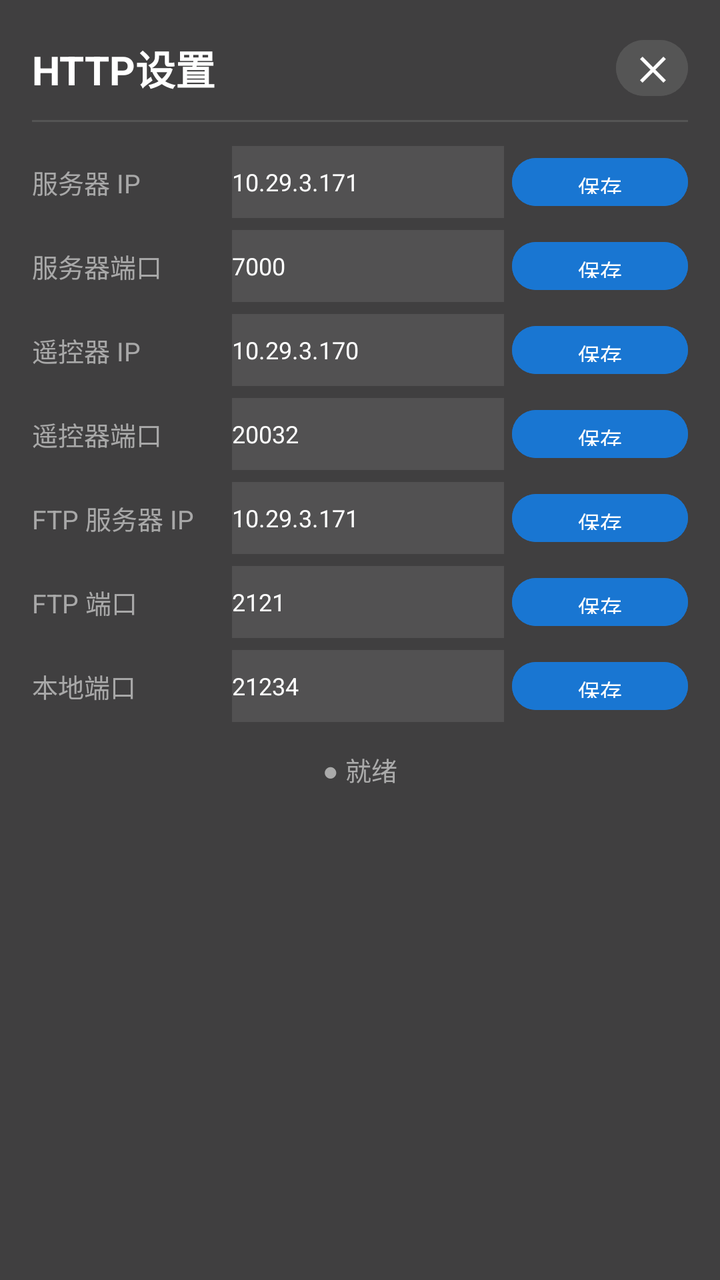
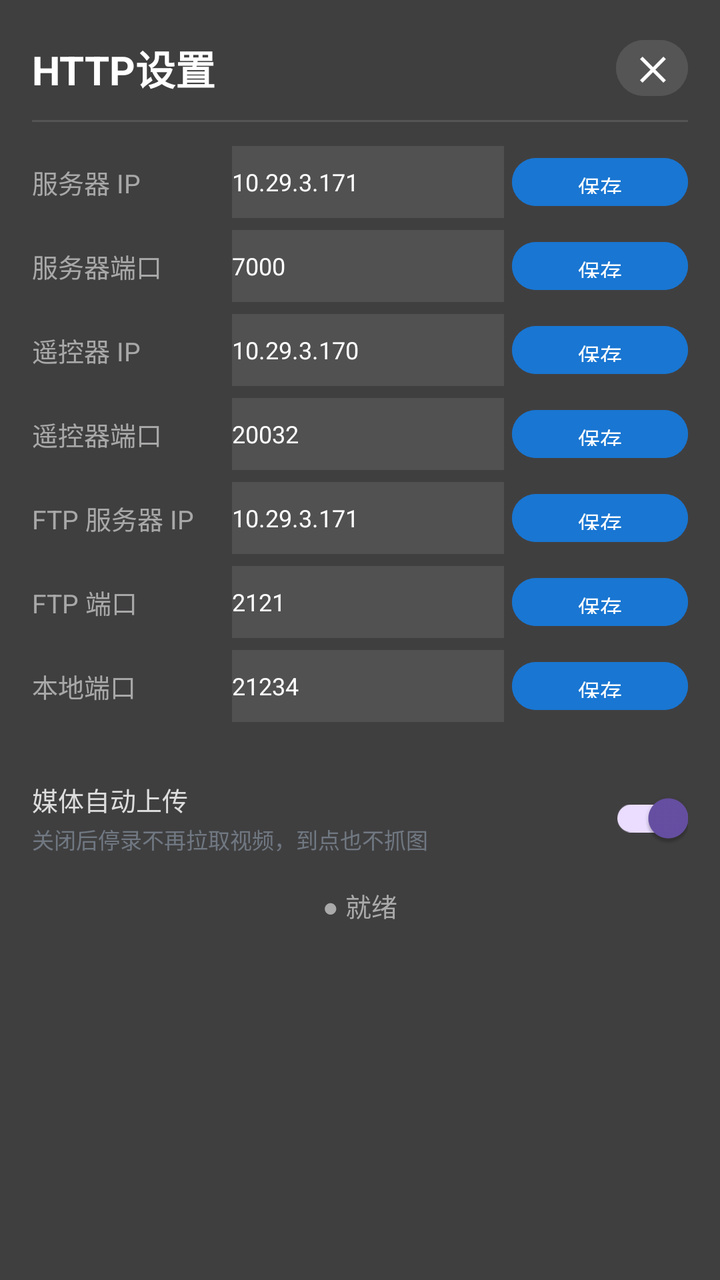

Compare the two renders of this Android layout. The source of the first and the diff that turns it into the second are given below.
<!-- AndroidManifest.xml: application theme Theme.MSDKSample -->
<!-- res/layout/dialog_settings.xml -->
<?xml version="1.0" encoding="utf-8"?>
<LinearLayout xmlns:android="http://schemas.android.com/apk/res/android"
    android:layout_width="380dp"
    android:layout_height="wrap_content"
    android:background="#EE333333"
    android:orientation="vertical"
    android:padding="16dp">

    
    <LinearLayout
        android:layout_width="match_parent"
        android:layout_height="wrap_content"
        android:gravity="center_vertical"
        android:orientation="horizontal">

        <TextView
            android:layout_width="0dp"
            android:layout_height="wrap_content"
            android:layout_weight="1"
            android:text="HTTP设置"
            android:textColor="#FFFFFF"
            android:textSize="20sp"
            android:textStyle="bold" />

        <Button
            android:id="@+id/btnSettingsClose"
            android:layout_width="36dp"
            android:layout_height="36dp"
            android:backgroundTint="#555555"
            android:padding="0dp"
            android:text="✕"
            android:textColor="#FFFFFF"
            android:textSize="16sp"
            android:textStyle="bold" />
    </LinearLayout>

    <View
        android:layout_width="match_parent"
        android:layout_height="1dp"
        android:layout_marginTop="8dp"
        android:background="#555555" />

    <ScrollView
        android:layout_width="match_parent"
        android:layout_height="wrap_content"
        android:layout_marginTop="6dp"
        android:fillViewport="true">

        <LinearLayout
            android:layout_width="match_parent"
            android:layout_height="wrap_content"
            android:orientation="vertical">

            
            <LinearLayout
                android:layout_width="match_parent"
                android:layout_height="wrap_content"
                android:layout_marginTop="6dp"
                android:gravity="center_vertical"
                android:orientation="horizontal">
                <TextView
                    android:layout_width="100dp"
                    android:layout_height="wrap_content"
                    android:text="服务器 IP"
                    android:textColor="#AADDDDDD"
                    android:textSize="13sp" />
                <EditText
                    android:id="@+id/etServerIp"
                    android:layout_width="0dp"
                    android:layout_height="36dp"
                    android:layout_weight="1"
                    android:background="#DD555555"
                    android:hint="10.29.3.171"
                    android:text="10.29.3.171"
                    android:textColor="#FFFFFF"
                    android:textColorHint="#88FFFFFF"
                    android:textSize="12sp" />
                <Button
                    android:id="@+id/btnServerIp"
                    android:layout_width="wrap_content"
                    android:layout_height="32dp"
                    android:layout_marginStart="4dp"
                    android:backgroundTint="#1976D2"
                    android:paddingStart="10dp"
                    android:paddingEnd="10dp"
                    android:text="保存"
                    android:textColor="#FFFFFF"
                    android:textSize="11sp" />
            </LinearLayout>

            
            <LinearLayout
                android:layout_width="match_parent"
                android:layout_height="wrap_content"
                android:layout_marginTop="6dp"
                android:gravity="center_vertical"
                android:orientation="horizontal">
                <TextView
                    android:layout_width="100dp"
                    android:layout_height="wrap_content"
                    android:text="服务器端口"
                    android:textColor="#AADDDDDD"
                    android:textSize="13sp" />
                <EditText
                    android:id="@+id/etServerPort"
                    android:layout_width="0dp"
                    android:layout_height="36dp"
                    android:layout_weight="1"
                    android:background="#DD555555"
                    android:hint="7000"
                    android:text="7000"
                    android:textColor="#FFFFFF"
                    android:textColorHint="#88FFFFFF"
                    android:textSize="12sp"
                    android:inputType="number" />
                <Button
                    android:id="@+id/btnServerPort"
                    android:layout_width="wrap_content"
                    android:layout_height="32dp"
                    android:layout_marginStart="4dp"
                    android:backgroundTint="#1976D2"
                    android:paddingStart="10dp"
                    android:paddingEnd="10dp"
                    android:text="保存"
                    android:textColor="#FFFFFF"
                    android:textSize="11sp" />
            </LinearLayout>

            
            <LinearLayout
                android:layout_width="match_parent"
                android:layout_height="wrap_content"
                android:layout_marginTop="6dp"
                android:gravity="center_vertical"
                android:orientation="horizontal">
                <TextView
                    android:layout_width="100dp"
                    android:layout_height="wrap_content"
                    android:text="遥控器 IP"
                    android:textColor="#AADDDDDD"
                    android:textSize="13sp" />
                <EditText
                    android:id="@+id/etRemoteCtrlIp"
                    android:layout_width="0dp"
                    android:layout_height="36dp"
                    android:layout_weight="1"
                    android:background="#DD555555"
                    android:hint="10.29.3.170"
                    android:text="10.29.3.170"
                    android:textColor="#FFFFFF"
                    android:textColorHint="#88FFFFFF"
                    android:textSize="12sp" />
                <Button
                    android:id="@+id/btnRemoteCtrlIp"
                    android:layout_width="wrap_content"
                    android:layout_height="32dp"
                    android:layout_marginStart="4dp"
                    android:backgroundTint="#1976D2"
                    android:paddingStart="10dp"
                    android:paddingEnd="10dp"
                    android:text="保存"
                    android:textColor="#FFFFFF"
                    android:textSize="11sp" />
            </LinearLayout>

            
            <LinearLayout
                android:layout_width="match_parent"
                android:layout_height="wrap_content"
                android:layout_marginTop="6dp"
                android:gravity="center_vertical"
                android:orientation="horizontal">
                <TextView
                    android:layout_width="100dp"
                    android:layout_height="wrap_content"
                    android:text="遥控器端口"
                    android:textColor="#AADDDDDD"
                    android:textSize="13sp" />
                <EditText
                    android:id="@+id/etRemoteCtrlPort"
                    android:layout_width="0dp"
                    android:layout_height="36dp"
                    android:layout_weight="1"
                    android:background="#DD555555"
                    android:hint="20032"
                    android:text="20032"
                    android:textColor="#FFFFFF"
                    android:textColorHint="#88FFFFFF"
                    android:textSize="12sp"
                    android:inputType="number" />
                <Button
                    android:id="@+id/btnRemoteCtrlPort"
                    android:layout_width="wrap_content"
                    android:layout_height="32dp"
                    android:layout_marginStart="4dp"
                    android:backgroundTint="#1976D2"
                    android:paddingStart="10dp"
                    android:paddingEnd="10dp"
                    android:text="保存"
                    android:textColor="#FFFFFF"
                    android:textSize="11sp" />
            </LinearLayout>

            
            <LinearLayout
                android:layout_width="match_parent"
                android:layout_height="wrap_content"
                android:layout_marginTop="6dp"
                android:gravity="center_vertical"
                android:orientation="horizontal">
                <TextView
                    android:layout_width="100dp"
                    android:layout_height="wrap_content"
                    android:text="FTP 服务器 IP"
                    android:textColor="#AADDDDDD"
                    android:textSize="13sp" />
                <EditText
                    android:id="@+id/etFtpServerIp"
                    android:layout_width="0dp"
                    android:layout_height="36dp"
                    android:layout_weight="1"
                    android:background="#DD555555"
                    android:hint="10.29.3.171"
                    android:text="10.29.3.171"
                    android:textColor="#FFFFFF"
                    android:textColorHint="#88FFFFFF"
                    android:textSize="12sp" />
                <Button
                    android:id="@+id/btnFtpServerIp"
                    android:layout_width="wrap_content"
                    android:layout_height="32dp"
                    android:layout_marginStart="4dp"
                    android:backgroundTint="#1976D2"
                    android:paddingStart="10dp"
                    android:paddingEnd="10dp"
                    android:text="保存"
                    android:textColor="#FFFFFF"
                    android:textSize="11sp" />
            </LinearLayout>

            
            <LinearLayout
                android:layout_width="match_parent"
                android:layout_height="wrap_content"
                android:layout_marginTop="6dp"
                android:gravity="center_vertical"
                android:orientation="horizontal">
                <TextView
                    android:layout_width="100dp"
                    android:layout_height="wrap_content"
                    android:text="FTP 端口"
                    android:textColor="#AADDDDDD"
                    android:textSize="13sp" />
                <EditText
                    android:id="@+id/etFtpServerPort"
                    android:layout_width="0dp"
                    android:layout_height="36dp"
                    android:layout_weight="1"
                    android:background="#DD555555"
                    android:hint="2121"
                    android:text="2121"
                    android:textColor="#FFFFFF"
                    android:textColorHint="#88FFFFFF"
                    android:textSize="12sp"
                    android:inputType="number" />
                <Button
                    android:id="@+id/btnFtpServerPort"
                    android:layout_width="wrap_content"
                    android:layout_height="32dp"
                    android:layout_marginStart="4dp"
                    android:backgroundTint="#1976D2"
                    android:paddingStart="10dp"
                    android:paddingEnd="10dp"
                    android:text="保存"
                    android:textColor="#FFFFFF"
                    android:textSize="11sp" />
            </LinearLayout>

            
            <LinearLayout
                android:layout_width="match_parent"
                android:layout_height="wrap_content"
                android:layout_marginTop="6dp"
                android:layout_marginBottom="8dp"
                android:gravity="center_vertical"
                android:orientation="horizontal">
                <TextView
                    android:layout_width="100dp"
                    android:layout_height="wrap_content"
                    android:text="本地端口"
                    android:textColor="#AADDDDDD"
                    android:textSize="13sp" />
                <EditText
                    android:id="@+id/etLocalPort"
                    android:layout_width="0dp"
                    android:layout_height="36dp"
                    android:layout_weight="1"
                    android:background="#DD555555"
                    android:hint="21234"
                    android:text="21234"
                    android:textColor="#FFFFFF"
                    android:textColorHint="#88FFFFFF"
                    android:textSize="12sp"
                    android:inputType="number" />
                <Button
                    android:id="@+id/btnLocalPort"
                    android:layout_width="wrap_content"
                    android:layout_height="32dp"
                    android:layout_marginStart="4dp"
                    android:backgroundTint="#1976D2"
                    android:paddingStart="10dp"
                    android:paddingEnd="10dp"
                    android:text="保存"
                    android:textColor="#FFFFFF"
                    android:textSize="11sp" />
            </LinearLayout>

            </LinearLayout>
    </ScrollView>

    <TextView
        android:id="@+id/tvSettingsStatus"
        android:layout_width="match_parent"
        android:layout_height="wrap_content"
        android:layout_marginTop="6dp"
        android:gravity="center"
        android:text="● 就绪"
        android:textColor="#AAAAAA"
        android:textSize="13sp" />

</LinearLayout>
<!-- resources referenced by this layout -->
<resources>
  <style name="Theme.MSDKSample" parent="Base.Theme.MSDKSample" />
  <style name="Base.Theme.MSDKSample" parent="Theme.Material3.DayNight.NoActionBar">
          
          
      </style>
</resources>

<!-- the commit's change to res/layout/dialog_settings.xml (unified diff, before → after) -->
@@ -315,6 +315,45 @@
                     android:textSize="11sp" />
             </LinearLayout>
 
+            
+            <LinearLayout
+                android:layout_width="match_parent"
+                android:layout_height="wrap_content"
+                android:layout_marginTop="16dp"
+                android:layout_marginBottom="4dp"
+                android:gravity="center_vertical"
+                android:orientation="horizontal">
+
+                <LinearLayout
+                    android:layout_width="0dp"
+                    android:layout_height="wrap_content"
+                    android:layout_weight="1"
+                    android:orientation="vertical">
+
+                    <TextView
+                        android:layout_width="wrap_content"
+                        android:layout_height="wrap_content"
+                        android:text="媒体自动上传"
+                        android:textColor="#DDDDDD"
+                        android:textSize="13sp" />
+
+                    <TextView
+                        android:layout_width="wrap_content"
+                        android:layout_height="wrap_content"
+                        android:layout_marginTop="2dp"
+                        android:text="关闭后停录不再拉取视频，到点也不抓图"
+                        android:textColor="#8899AABB"
+                        android:textSize="11sp" />
+                </LinearLayout>
+
+                <androidx.appcompat.widget.SwitchCompat
+                    android:id="@+id/swAutoUpload"
+                    android:layout_width="wrap_content"
+                    android:layout_height="wrap_content"
+                    android:layout_marginStart="8dp"
+                    android:checked="true" />
+            </LinearLayout>
+
             </LinearLayout>
     </ScrollView>
 
